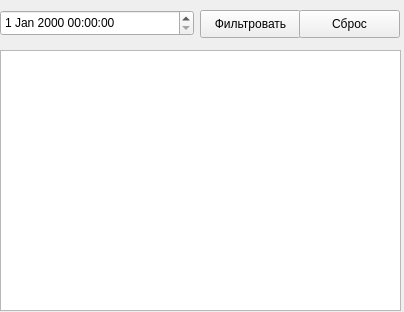
The window that bin/Windows/HistoryWindow.ui (mdalifich/SortMan) describes before a commit, drawn with Qt 5.
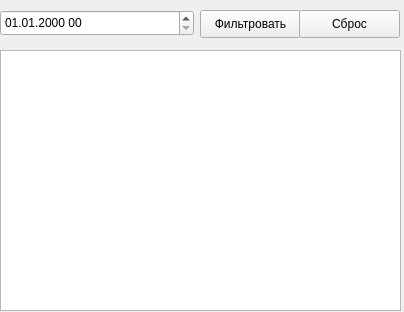
The same window after the commit. Icons and pictures are not drawn.

What changed in the file:
```diff
--- a/bin/Windows/HistoryWindow.ui
+++ b/bin/Windows/HistoryWindow.ui
@@ -36,6 +36,9 @@
      <height>26</height>
     </rect>
    </property>
+   <property name="displayFormat">
+    <string>dd.MM.yyyy HH</string>
+   </property>
   </widget>
   <widget class="QPushButton" name="filtrButton">
    <property name="geometry">
```
Left out of the diff: 4 changed lines with no effect on the pictures.
